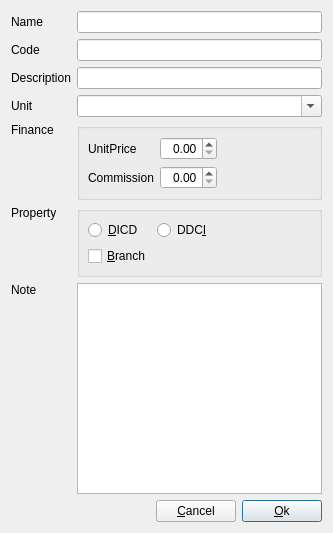
Old version of the form dialog/editnode/editnodeproduct.ui in the repository YtxCash/YTX.
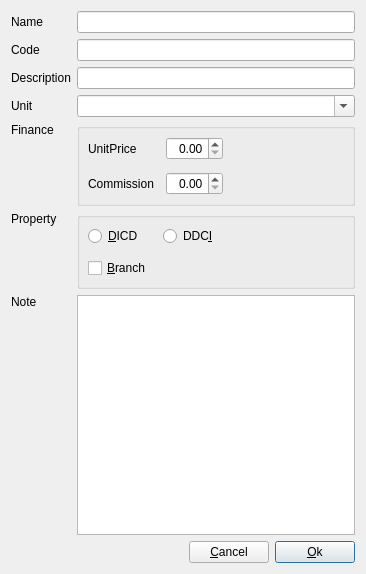
New version of the form. Custom widgets are drawn as their Qt base class.

What changed in the file:
```diff
--- a/dialog/editnode/editnodeproduct.ui
+++ b/dialog/editnode/editnodeproduct.ui
@@ -6,8 +6,8 @@
    <rect>
     <x>0</x>
     <y>0</y>
-    <width>333</width>
-    <height>533</height>
+    <width>366</width>
+    <height>574</height>
    </rect>
   </property>
   <layout class="QGridLayout" name="gridLayout_2" columnstretch="0,0,0,0">
@@ -55,6 +55,9 @@
       <property name="bottomMargin">
        <number>8</number>
       </property>
+      <property name="spacing">
+       <number>12</number>
+      </property>
       <item row="4" column="0">
        <widget class="QCheckBox" name="chkBoxBranch">
         <property name="sizePolicy">
@@ -272,6 +275,9 @@
       <property name="bottomMargin">
        <number>8</number>
       </property>
+      <property name="spacing">
+       <number>12</number>
+      </property>
       <item row="0" column="1">
        <widget class="DoubleSpinBox" name="dSpinBoxUnitPrice">
         <property name="alignment">
@@ -356,11 +362,6 @@
   </layout>
  </widget>
  <customwidgets>
-  <customwidget>
-   <class>DoubleSpinBox</class>
-   <extends>QDoubleSpinBox</extends>
-   <header location="global">widget/doublespinbox.h</header>
-  </customwidget>
   <customwidget>
    <class>ComboBox</class>
    <extends>QComboBox</extends>
@@ -376,6 +377,11 @@
    <extends>QPlainTextEdit</extends>
    <header location="global">widget/plaintextedit.h</header>
   </customwidget>
+  <customwidget>
+   <class>DoubleSpinBox</class>
+   <extends>QDoubleSpinBox</extends>
+   <header location="global">widget/doublespinbox.h</header>
+  </customwidget>
  </customwidgets>
  <tabstops>
   <tabstop>lineEditName</tabstop>
```
